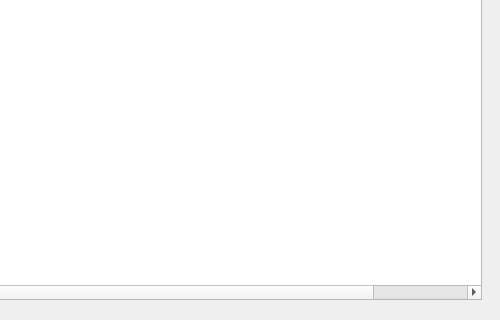
First picture: the form in app/claimwindow.ui, repository AlexeyScherbakov2021/Remont, before the edit; both pictures show x 409 to 909 and y 161 to 481 of the 909 by 481 pixel window.
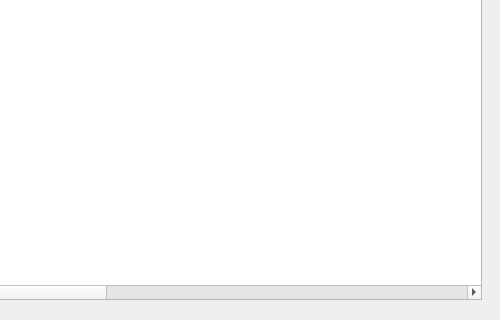
Second picture: the form after the edit.

What changed in the file:
```diff
--- a/app/claimwindow.ui
+++ b/app/claimwindow.ui
@@ -76,6 +76,31 @@
      <string>ВНФТ</string>
     </property>
    </column>
+   <column>
+    <property name="text">
+     <string>Тип оборудования</string>
+    </property>
+   </column>
+   <column>
+    <property name="text">
+     <string>№ модуля</string>
+    </property>
+   </column>
+   <column>
+    <property name="text">
+     <string>№ модуля замены</string>
+    </property>
+   </column>
+   <column>
+    <property name="text">
+     <string>№ оборудования</string>
+    </property>
+   </column>
+   <column>
+    <property name="text">
+     <string>Дата отгрузки</string>
+    </property>
+   </column>
   </widget>
   <widget class="QPushButton" name="pbAdd">
    <property name="geometry">
```
